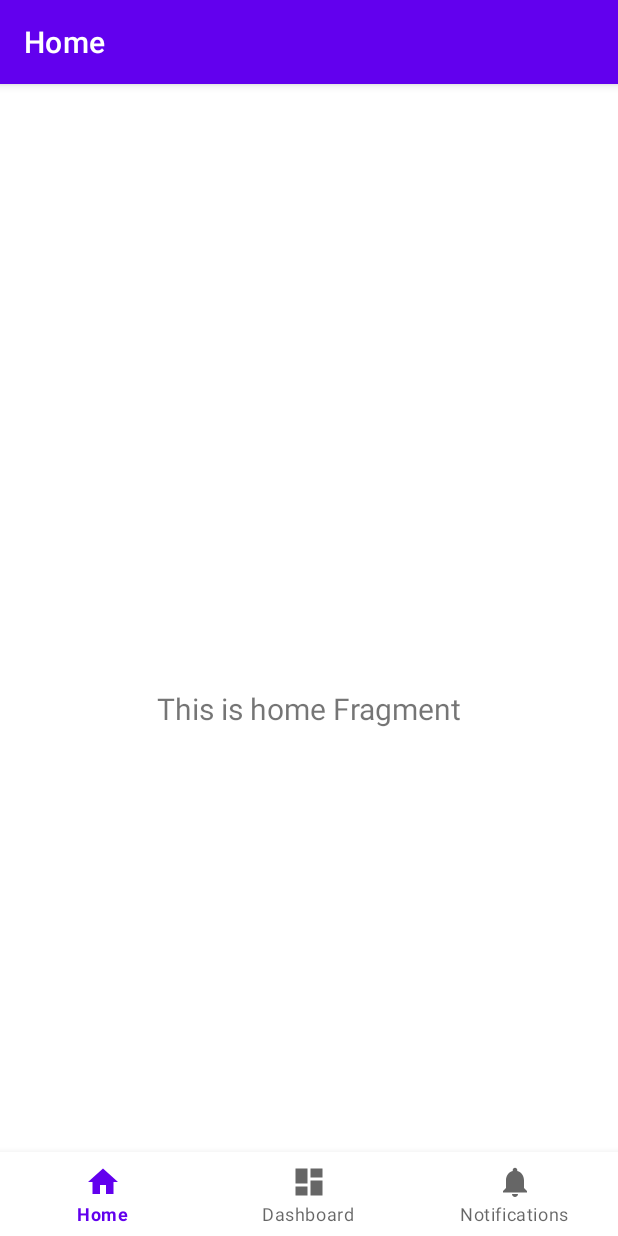
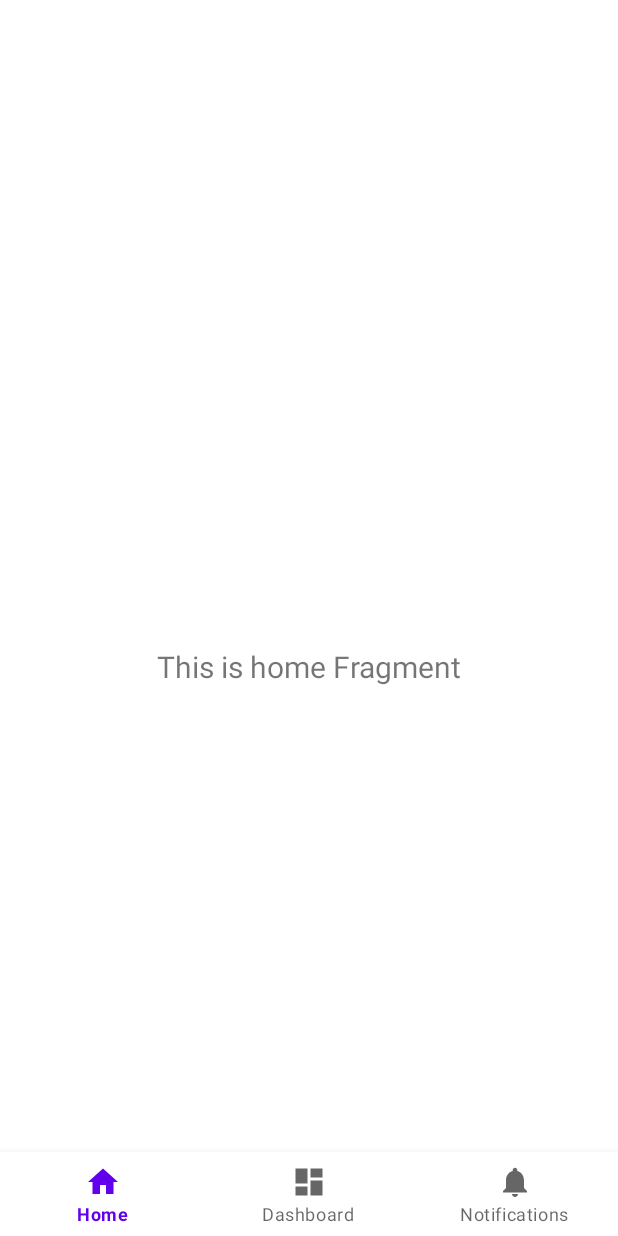
Before and after one commit to ramadhan0763/BCA_MobiIe, an Android app: the MainActivity screen opened directly, with no data from a screen before it, on a phone screen of 412 x 824 dp. Run offline under Robolectric (Android 15) with nearby library versions, the phone set to English and light mode, and no system bars; our stand-ins replace navigation-ui.

```diff
--- a/app/src/main/java/com/bank/bcamobiie/MainActivity.kt
+++ b/app/src/main/java/com/bank/bcamobiie/MainActivity.kt
@@ -1,13 +1,11 @@
 package com.bank.bcamobiie
 
 import android.os.Bundle
-import com.google.android.material.bottomnavigation.BottomNavigationView
 import androidx.appcompat.app.AppCompatActivity
-import androidx.navigation.findNavController
-import androidx.navigation.ui.AppBarConfiguration
-import androidx.navigation.ui.setupActionBarWithNavController
+import androidx.navigation.fragment.NavHostFragment
 import androidx.navigation.ui.setupWithNavController
 import com.bank.bcamobiie.databinding.ActivityMainBinding
+import com.google.android.material.bottomnavigation.BottomNavigationView
 
 class MainActivity : AppCompatActivity() {
 
@@ -21,13 +19,10 @@ class MainActivity : AppCompatActivity() {
 
         val navView: BottomNavigationView = binding.navView
 
-        val navController = findNavController(R.id.nav_host_fragment_activity_main)
-        val appBarConfiguration = AppBarConfiguration(
-            setOf(
-                R.id.navigation_home, R.id.navigation_dashboard, R.id.navigation_notifications
-            )
-        )
-        setupActionBarWithNavController(navController, appBarConfiguration)
+        val navHostFragment =
+            supportFragmentManager.findFragmentById(R.id.nav_host_fragment_activity_main) as NavHostFragment
+        val navController = navHostFragment.navController
         navView.setupWithNavController(navController)
+        supportActionBar?.hide()
     }
 }
```
